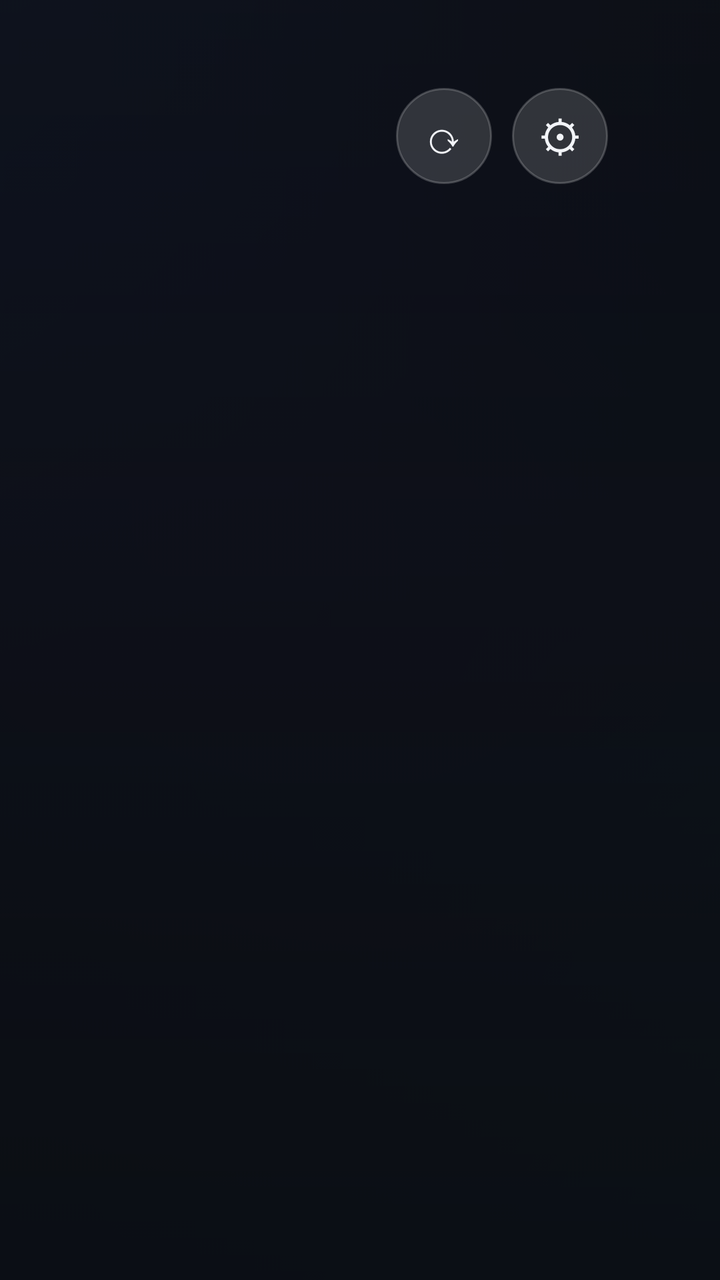
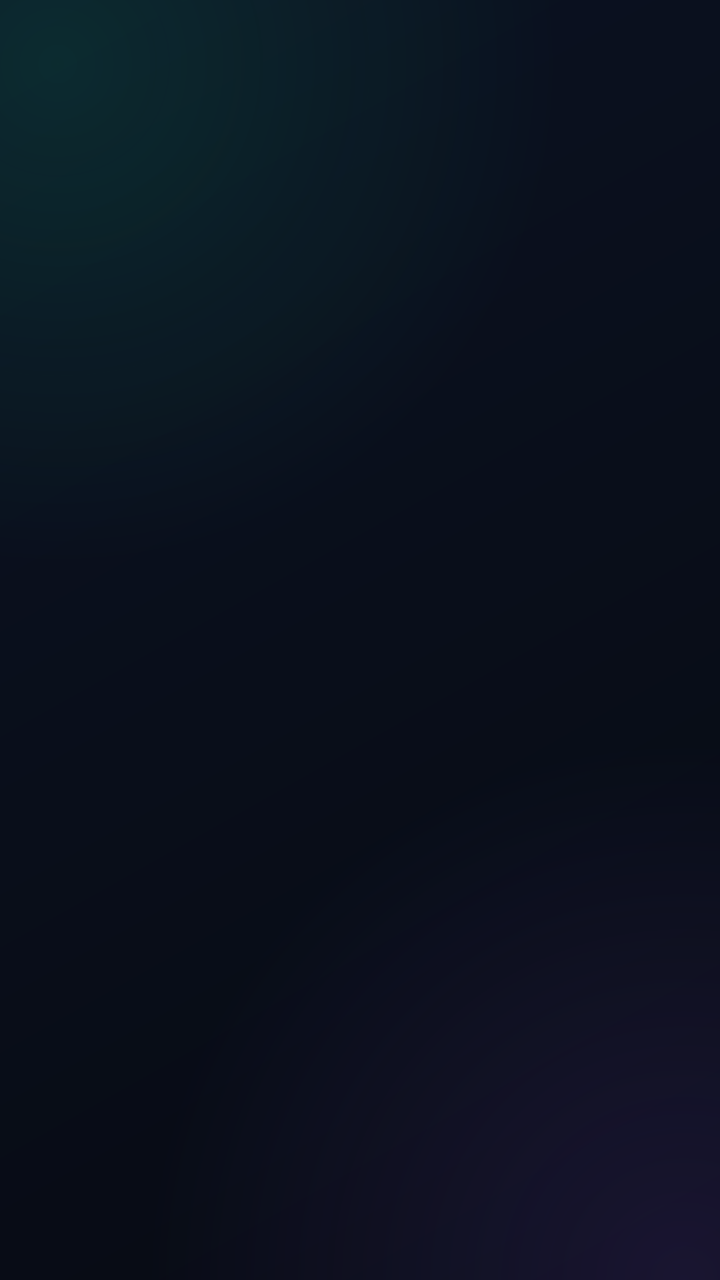

Before-and-after screenshots of an Android layout around one commit, followed by the original layout XML and the change that was made.
<!-- AndroidManifest.xml: application theme AppTheme -->
<!-- res/layout/activity_home.xml -->
<?xml version="1.0" encoding="utf-8"?>
<FrameLayout xmlns:android="http://schemas.android.com/apk/res/android"
    android:layout_width="match_parent" android:layout_height="match_parent" android:background="@color/bg">
    <ImageView android:layout_width="match_parent" android:layout_height="match_parent"
        android:src="@drawable/home_bg" android:scaleType="centerCrop" android:alpha="0.55"/>
    <View android:layout_width="match_parent" android:layout_height="match_parent" android:background="@drawable/home_scrim"/>
    <ScrollView android:layout_width="match_parent" android:layout_height="match_parent" android:fillViewport="true"
        android:scrollbars="none">
    <LinearLayout android:id="@+id/homeCol" android:layout_width="match_parent" android:layout_height="wrap_content"
        android:orientation="vertical" android:paddingStart="56dp" android:paddingEnd="56dp" android:paddingTop="36dp" android:paddingBottom="56dp">
        
        <LinearLayout android:layout_width="match_parent" android:layout_height="wrap_content" android:orientation="horizontal"
            android:gravity="center_vertical">
            <LinearLayout android:layout_width="0dp" android:layout_weight="1" android:layout_height="wrap_content" android:orientation="vertical">
                <TextView android:id="@+id/logo" android:layout_width="wrap_content" android:layout_height="wrap_content"
                    android:textSize="30sp" android:textStyle="bold" android:letterSpacing="0.06" android:textColor="@color/text"/>
                <TextView android:id="@+id/hello" android:layout_width="wrap_content" android:layout_height="wrap_content"
                    android:textColor="@color/text2" android:textSize="15sp" android:layout_marginTop="2dp"/>
            </LinearLayout>
            <LinearLayout android:layout_width="wrap_content" android:layout_height="wrap_content" android:orientation="vertical"
                android:gravity="end" android:layout_marginEnd="20dp">
                <TextView android:id="@+id/clock" android:layout_width="wrap_content" android:layout_height="wrap_content"
                    android:textColor="@color/text" android:textSize="34sp" android:fontFamily="sans-serif-light"/>
                <TextView android:id="@+id/date" android:layout_width="wrap_content" android:layout_height="wrap_content"
                    android:textColor="@color/text2" android:textSize="14sp"/>
            </LinearLayout>
            <TextView android:id="@+id/reload" android:layout_width="48dp" android:layout_height="48dp"
                android:background="@drawable/chip_bg" android:focusable="true" android:clickable="true"
                android:gravity="center" android:text="⟳" android:textSize="22sp" android:textColor="@color/on_focus"/>
            <TextView android:id="@+id/settingsChip" android:layout_width="48dp" android:layout_height="48dp" android:layout_marginStart="10dp"
                android:background="@drawable/chip_bg" android:focusable="true" android:clickable="true"
                android:gravity="center" android:text="⚙" android:textSize="22sp" android:textColor="@color/on_focus"/>
        </LinearLayout>

        <HorizontalScrollView android:layout_width="match_parent" android:layout_height="wrap_content"
            android:layout_marginTop="34dp" android:scrollbars="none" android:clipToPadding="false" android:clipChildren="false">
            <LinearLayout android:id="@+id/bigRow" android:layout_width="wrap_content" android:layout_height="wrap_content"
                android:orientation="horizontal" android:clipChildren="false" android:paddingTop="10dp" android:paddingBottom="10dp"/>
        </HorizontalScrollView>

        <HorizontalScrollView android:layout_width="match_parent" android:layout_height="wrap_content"
            android:layout_marginTop="14dp" android:scrollbars="none" android:clipToPadding="false" android:clipChildren="false">
            <LinearLayout android:id="@+id/smallRow" android:layout_width="wrap_content" android:layout_height="wrap_content"
                android:orientation="horizontal" android:clipChildren="false" android:paddingTop="8dp" android:paddingBottom="8dp"/>
        </HorizontalScrollView>
    </LinearLayout>
    </ScrollView>
    <TextView android:id="@+id/footer" android:layout_width="wrap_content" android:layout_height="wrap_content"
        android:layout_gravity="bottom|start" android:layout_marginStart="56dp" android:layout_marginBottom="22dp" android:textColor="@color/text2" android:textSize="13sp" android:alpha="0.8"/>
    <TextView android:id="@+id/status" android:layout_width="wrap_content" android:layout_height="wrap_content"
        android:layout_gravity="bottom|end" android:layout_marginEnd="56dp" android:layout_marginBottom="22dp" android:textColor="@color/text2" android:textSize="13sp" android:alpha="0.8"/>
</FrameLayout>
<!-- resources referenced by this layout -->
<resources>
  <color name="bg">#0B0E14</color>
  <color name="text">#F2F4F8</color>
  <color name="text2">#9AA3B5</color>
  <!-- drawable chip_bg (drawable) -->
  <?xml version="1.0" encoding="utf-8"?>
  <selector xmlns:android="http://schemas.android.com/apk/res/android">
      <item android:state_focused="true"><shape android:shape="oval"><solid android:color="#F2F4F8"/></shape></item>
      <item><shape android:shape="oval"><solid android:color="#26FFFFFF"/><stroke android:width="1dp" android:color="#33FFFFFF"/></shape></item>
  </selector>
  <!-- drawable home_bg: png bitmap (drawable-nodpi, 54573 bytes) -->
  <!-- drawable home_scrim (drawable) -->
  <?xml version="1.0" encoding="utf-8"?>
  <shape xmlns:android="http://schemas.android.com/apk/res/android">
      <gradient android:angle="270" android:startColor="#B30B0E14" android:centerColor="#CC0B0E14" android:endColor="#F20B0E14"/>
  </shape>
  <style name="AppTheme" parent="Theme.AppCompat.NoActionBar">
          <item name="android:windowBackground">@color/bg</item>
          <item name="android:windowFullscreen">true</item>
          <item name="colorAccent">@color/accent</item>
          <item name="android:textColor">@color/text</item>
      </style>
  <color name="accent">#00D68F</color>
</resources>

<!-- the commit's change to res/layout/activity_home.xml (unified diff, before → after) -->
@@ -1,52 +1,37 @@
 <?xml version="1.0" encoding="utf-8"?>
 <FrameLayout xmlns:android="http://schemas.android.com/apk/res/android"
-    android:layout_width="match_parent" android:layout_height="match_parent" android:background="@color/bg">
-    <ImageView android:layout_width="match_parent" android:layout_height="match_parent"
-        android:src="@drawable/home_bg" android:scaleType="centerCrop" android:alpha="0.55"/>
-    <View android:layout_width="match_parent" android:layout_height="match_parent" android:background="@drawable/home_scrim"/>
+    android:layout_width="match_parent" android:layout_height="match_parent" android:background="@drawable/home_bg2">
     <ScrollView android:layout_width="match_parent" android:layout_height="match_parent" android:fillViewport="true"
-        android:scrollbars="none">
+        android:scrollbars="none" android:clipChildren="false">
     <LinearLayout android:id="@+id/homeCol" android:layout_width="match_parent" android:layout_height="wrap_content"
-        android:orientation="vertical" android:paddingStart="56dp" android:paddingEnd="56dp" android:paddingTop="36dp" android:paddingBottom="56dp">
-        
+        android:orientation="vertical" android:clipChildren="false" android:clipToPadding="false"
+        android:paddingStart="64dp" android:paddingEnd="64dp" android:paddingTop="40dp" android:paddingBottom="40dp">
         <LinearLayout android:layout_width="match_parent" android:layout_height="wrap_content" android:orientation="horizontal"
             android:gravity="center_vertical">
             <LinearLayout android:layout_width="0dp" android:layout_weight="1" android:layout_height="wrap_content" android:orientation="vertical">
                 <TextView android:id="@+id/logo" android:layout_width="wrap_content" android:layout_height="wrap_content"
-                    android:textSize="30sp" android:textStyle="bold" android:letterSpacing="0.06" android:textColor="@color/text"/>
+                    android:textSize="28sp" android:textStyle="bold" android:letterSpacing="0.08" android:textColor="@color/text"/>
                 <TextView android:id="@+id/hello" android:layout_width="wrap_content" android:layout_height="wrap_content"
-                    android:textColor="@color/text2" android:textSize="15sp" android:layout_marginTop="2dp"/>
+                    android:textColor="#8B95A9" android:textSize="15sp" android:layout_marginTop="2dp"/>
             </LinearLayout>
             <LinearLayout android:layout_width="wrap_content" android:layout_height="wrap_content" android:orientation="vertical"
-                android:gravity="end" android:layout_marginEnd="20dp">
+                android:gravity="end">
                 <TextView android:id="@+id/clock" android:layout_width="wrap_content" android:layout_height="wrap_content"
-                    android:textColor="@color/text" android:textSize="34sp" android:fontFamily="sans-serif-light"/>
+                    android:textColor="@color/text" android:textSize="36sp" android:fontFamily="sans-serif-light" android:includeFontPadding="false"/>
                 <TextView android:id="@+id/date" android:layout_width="wrap_content" android:layout_height="wrap_content"
-                    android:textColor="@color/text2" android:textSize="14sp"/>
+                    android:textColor="#8B95A9" android:textSize="14sp" android:layout_marginTop="2dp"/>
             </LinearLayout>
-            <TextView android:id="@+id/reload" android:layout_width="48dp" android:layout_height="48dp"
-                android:background="@drawable/chip_bg" android:focusable="true" android:clickable="true"
-                android:gravity="center" android:text="⟳" android:textSize="22sp" android:textColor="@color/on_focus"/>
-            <TextView android:id="@+id/settingsChip" android:layout_width="48dp" android:layout_height="48dp" android:layout_marginStart="10dp"
-                android:background="@drawable/chip_bg" android:focusable="true" android:clickable="true"
-                android:gravity="center" android:text="⚙" android:textSize="22sp" android:textColor="@color/on_focus"/>
         </LinearLayout>
 
-        <HorizontalScrollView android:layout_width="match_parent" android:layout_height="wrap_content"
-            android:layout_marginTop="34dp" android:scrollbars="none" android:clipToPadding="false" android:clipChildren="false">
-            <LinearLayout android:id="@+id/bigRow" android:layout_width="wrap_content" android:layout_height="wrap_content"
-                android:orientation="horizontal" android:clipChildren="false" android:paddingTop="10dp" android:paddingBottom="10dp"/>
-        </HorizontalScrollView>
+        <LinearLayout android:id="@+id/mainRow" android:layout_width="match_parent" android:layout_height="wrap_content"
+            android:layout_marginTop="34dp" android:orientation="horizontal" android:clipChildren="false"/>
 
-        <HorizontalScrollView android:layout_width="match_parent" android:layout_height="wrap_content"
-            android:layout_marginTop="14dp" android:scrollbars="none" android:clipToPadding="false" android:clipChildren="false">
-            <LinearLayout android:id="@+id/smallRow" android:layout_width="wrap_content" android:layout_height="wrap_content"
-                android:orientation="horizontal" android:clipChildren="false" android:paddingTop="8dp" android:paddingBottom="8dp"/>
-        </HorizontalScrollView>
+        <LinearLayout android:id="@+id/smallRow" android:layout_width="match_parent" android:layout_height="wrap_content"
+            android:layout_marginTop="22dp" android:orientation="horizontal" android:clipChildren="false"/>
     </LinearLayout>
     </ScrollView>
     <TextView android:id="@+id/footer" android:layout_width="wrap_content" android:layout_height="wrap_content"
-        android:layout_gravity="bottom|start" android:layout_marginStart="56dp" android:layout_marginBottom="22dp" android:textColor="@color/text2" android:textSize="13sp" android:alpha="0.8"/>
+        android:layout_gravity="bottom|start" android:layout_marginStart="64dp" android:layout_marginBottom="20dp" android:textColor="#5E6880" android:textSize="12sp"/>
     <TextView android:id="@+id/status" android:layout_width="wrap_content" android:layout_height="wrap_content"
-        android:layout_gravity="bottom|end" android:layout_marginEnd="56dp" android:layout_marginBottom="22dp" android:textColor="@color/text2" android:textSize="13sp" android:alpha="0.8"/>
+        android:layout_gravity="bottom|end" android:layout_marginEnd="64dp" android:layout_marginBottom="20dp" android:textColor="#5E6880" android:textSize="12sp"/>
 </FrameLayout>
<!-- resource entries referenced after the edit -->
@@ -2,19 +2,15 @@
 <resources>
   <color name="bg">#0B0E14</color>
   <color name="text">#F2F4F8</color>
-  <color name="text2">#9AA3B5</color>
-  <!-- drawable chip_bg (drawable) -->
+  <!-- drawable home_bg2 (drawable) -->
   <?xml version="1.0" encoding="utf-8"?>
-  <selector xmlns:android="http://schemas.android.com/apk/res/android">
-      <item android:state_focused="true"><shape android:shape="oval"><solid android:color="#F2F4F8"/></shape></item>
-      <item><shape android:shape="oval"><solid android:color="#26FFFFFF"/><stroke android:width="1dp" android:color="#33FFFFFF"/></shape></item>
-  </selector>
-  <!-- drawable home_bg: png bitmap (drawable-nodpi, 54573 bytes) -->
-  <!-- drawable home_scrim (drawable) -->
-  <?xml version="1.0" encoding="utf-8"?>
-  <shape xmlns:android="http://schemas.android.com/apk/res/android">
-      <gradient android:angle="270" android:startColor="#B30B0E14" android:centerColor="#CC0B0E14" android:endColor="#F20B0E14"/>
-  </shape>
+  <layer-list xmlns:android="http://schemas.android.com/apk/res/android">
+      <item><shape><gradient android:angle="315" android:startColor="#0B1222" android:endColor="#070A12"/></shape></item>
+      <item><shape><gradient android:type="radial" android:centerX="0.08" android:centerY="0.05" android:gradientRadius="70%p"
+          android:startColor="#2610B981" android:endColor="#0010B981"/></shape></item>
+      <item><shape><gradient android:type="radial" android:centerX="0.95" android:centerY="1.0" android:gradientRadius="75%p"
+          android:startColor="#228B5CF6" android:endColor="#008B5CF6"/></shape></item>
+  </layer-list>
   <style name="AppTheme" parent="Theme.AppCompat.NoActionBar">
           <item name="android:windowBackground">@color/bg</item>
           <item name="android:windowFullscreen">true</item>
